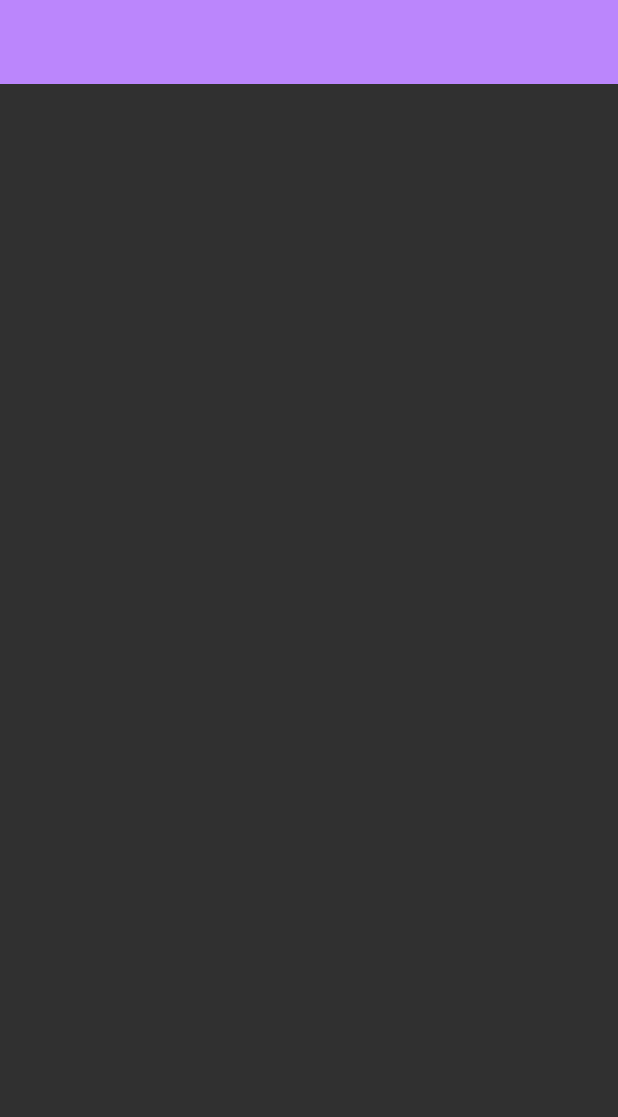
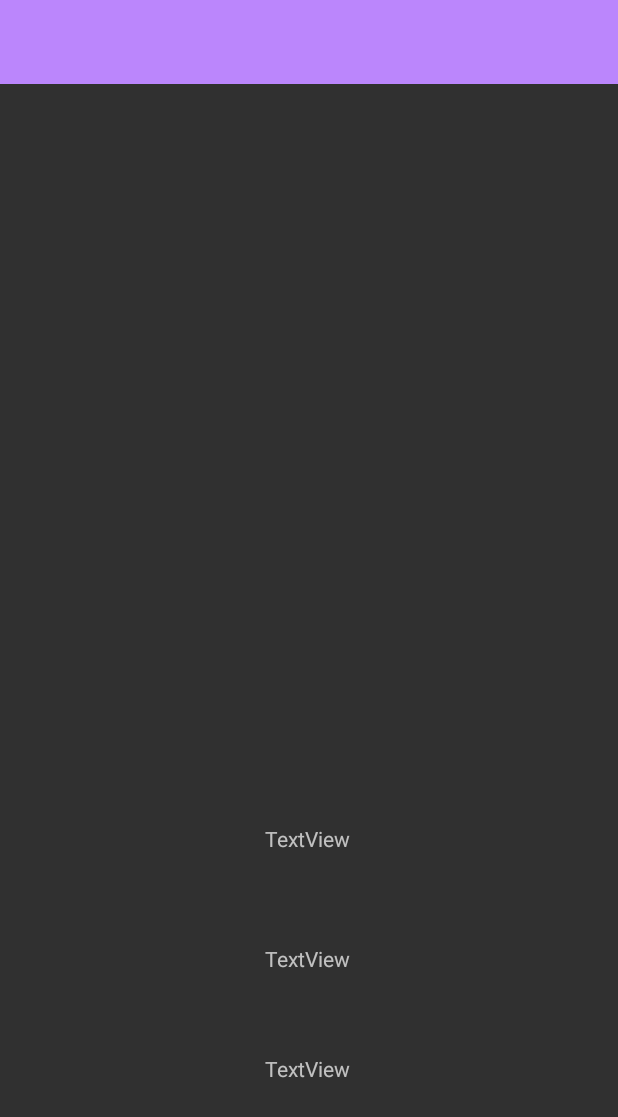
Before and after one commit to Tirth24052002/Android, an Android app: the layout activity_main.xml on its own in the app's theme, with its tools: preview values and no code run, on a phone screen of 412 x 824 dp. Shown: the top 1117 px of the screen. Run offline under Robolectric (Android 15) with nearby library versions, the phone set to English and light mode, and no system bars.

Commit message:
feature2

```diff
--- a/app/src/main/res/layout/activity_main.xml
+++ b/app/src/main/res/layout/activity_main.xml
@@ -8,6 +8,44 @@
 
 
     <include
-        layout="@layout/appbar"/>
+        android:id="@+id/include2"
+        layout="@layout/appbar" />
+
+    <TextView
+        android:id="@+id/textView"
+        android:layout_width="wrap_content"
+        android:layout_height="wrap_content"
+        android:text="TextView"
+        app:layout_constraintBottom_toBottomOf="parent"
+        app:layout_constraintEnd_toEndOf="parent"
+        app:layout_constraintHorizontal_bias="0.498"
+        app:layout_constraintStart_toStartOf="parent"
+        app:layout_constraintTop_toTopOf="parent"
+        app:layout_constraintVertical_bias="0.683" />
+
+    <TextView
+        android:id="@+id/textView2"
+        android:layout_width="wrap_content"
+        android:layout_height="wrap_content"
+        android:text="TextView"
+        app:layout_constraintBottom_toBottomOf="parent"
+        app:layout_constraintEnd_toEndOf="parent"
+        app:layout_constraintHorizontal_bias="0.498"
+        app:layout_constraintStart_toStartOf="parent"
+        app:layout_constraintTop_toTopOf="parent"
+        app:layout_constraintVertical_bias="0.782" />
+
+    <TextView
+        android:id="@+id/textView3"
+        android:layout_width="wrap_content"
+        android:layout_height="wrap_content"
+        android:text="TextView"
+        app:layout_constraintBottom_toBottomOf="parent"
+        app:layout_constraintEnd_toEndOf="parent"
+        app:layout_constraintHorizontal_bias="0.498"
+        app:layout_constraintStart_toStartOf="parent"
+        app:layout_constraintTop_toTopOf="parent"
+        app:layout_constraintVertical_bias="0.873" />
+
 
 </androidx.constraintlayout.widget.ConstraintLayout>
```
